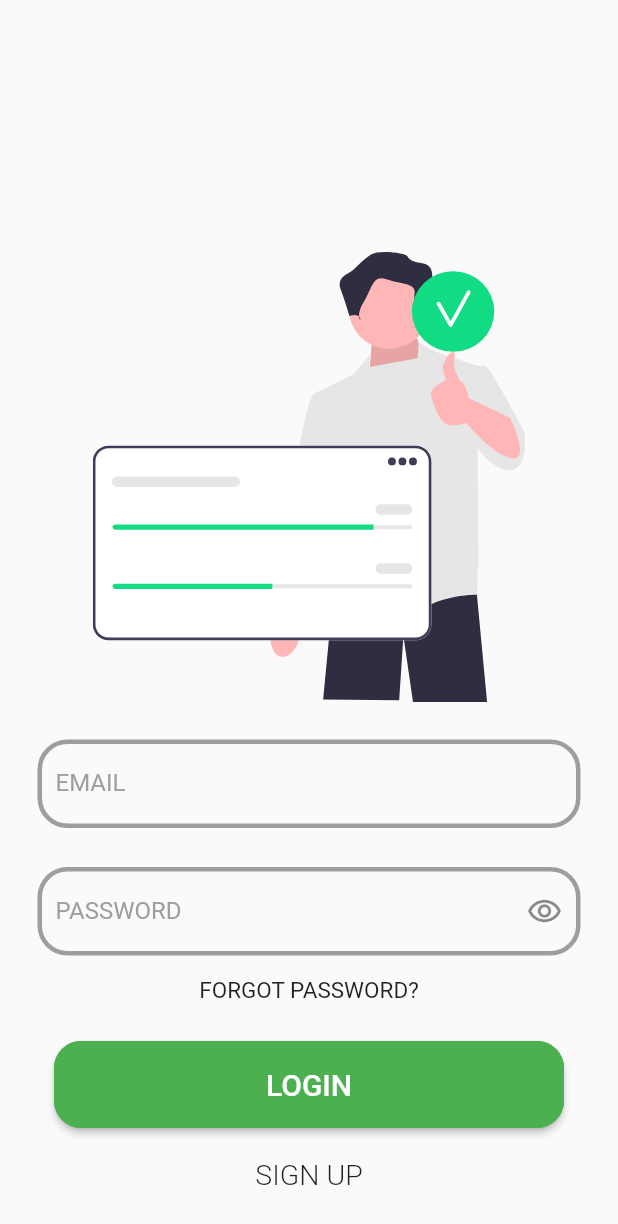
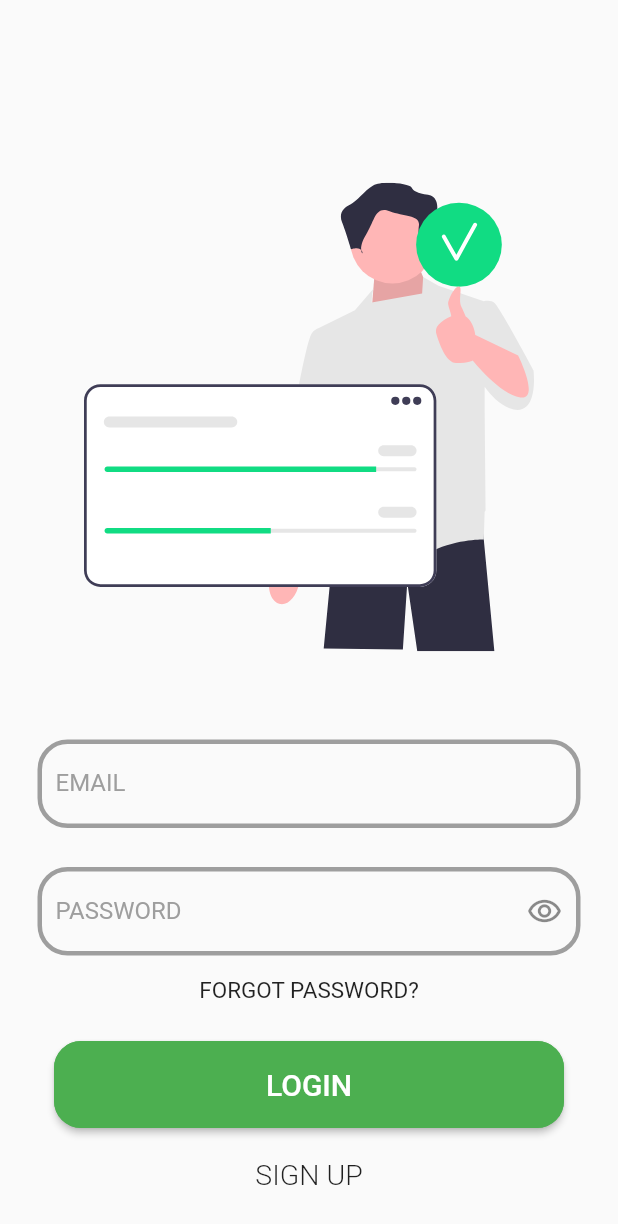
Before and after one commit to utkarshwx/devsprint_unknownclub, a Flutter app: the screen it shows after launch, on a phone screen of 412 x 824 dp. Shown: the top 1224 px of the screen. Run offline on Flutter 3.47's test engine with Material 2 defaults, Android fonts, the phone set to English and light mode, and no system bars; our stand-ins replace firebase_auth, flutter_svg; accounts and stored records are empty.

Commit message:
bugs fixed

```diff
--- a/App/kiitpass/lib/Pages/loginScreen.dart
+++ b/App/kiitpass/lib/Pages/loginScreen.dart
@@ -23,7 +23,7 @@ class _LoginPageState extends State<LoginPage> {
           children: [
             SvgPicture.asset(
               'assets/login.svg',
-              height: 300,
+              height: 380,
               width: 300,
             ),
             Padding(
```
